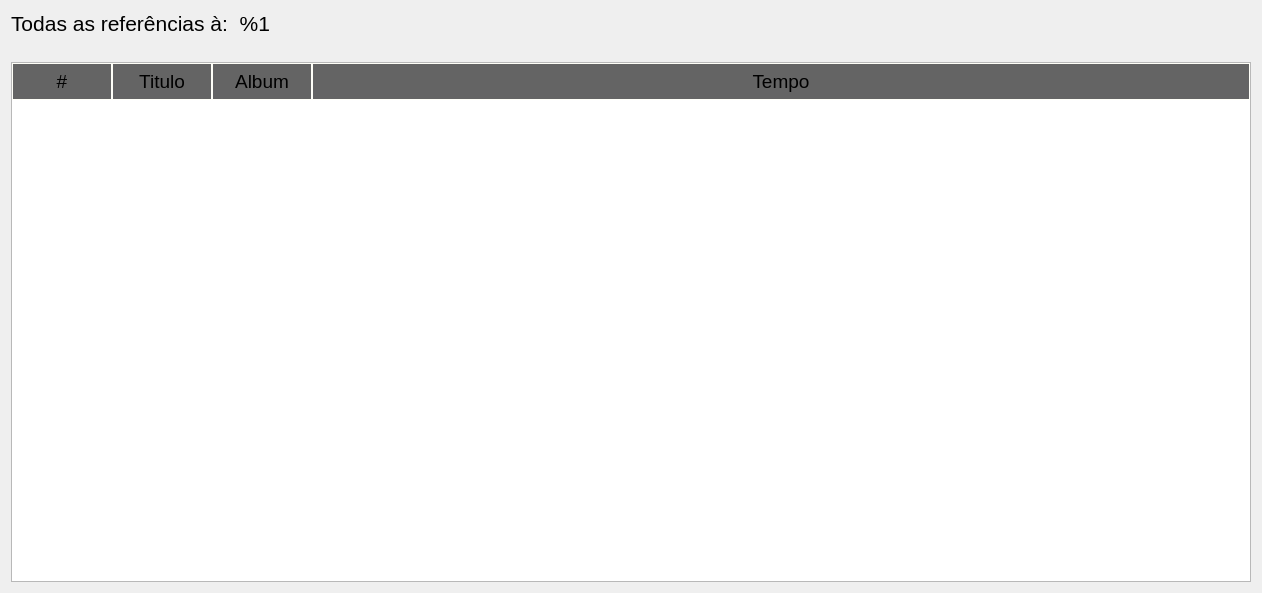
This is src/uiresultadopesquisa.ui in jailsonlinux/jpotify as Qt 5 draws it before an edit. The edited form follows.
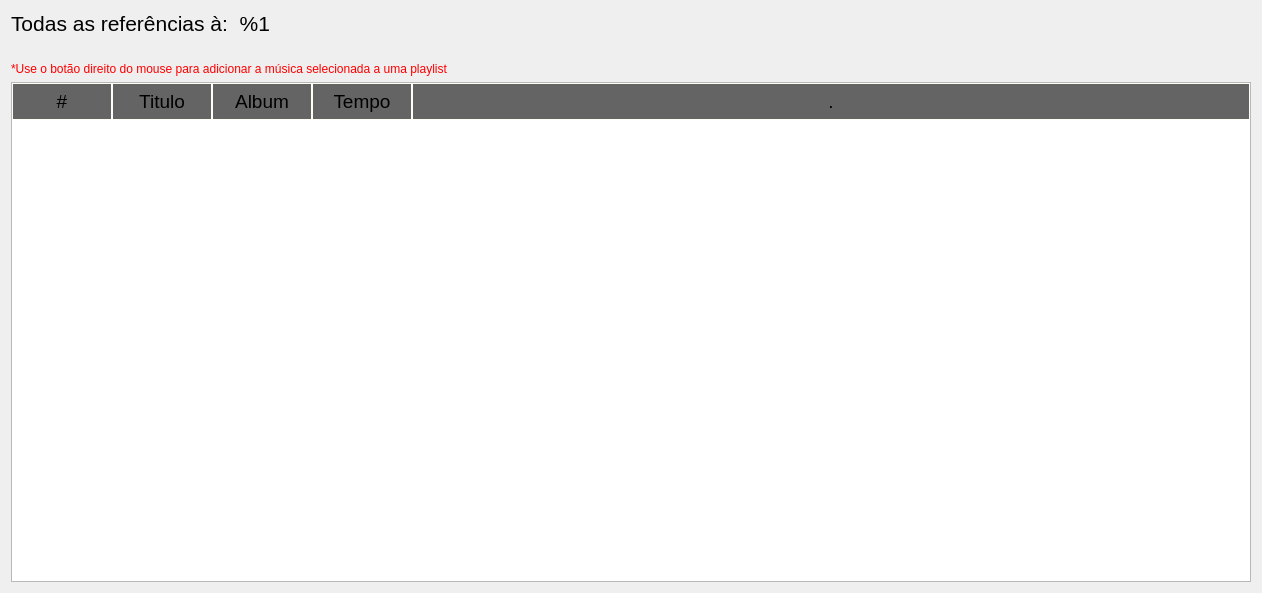
This is the edited form.

```diff
--- a/src/uiresultadopesquisa.ui
+++ b/src/uiresultadopesquisa.ui
@@ -42,6 +42,16 @@
      </property>
     </spacer>
    </item>
+   <item>
+    <widget class="QLabel" name="label">
+     <property name="styleSheet">
+      <string notr="true">color:red</string>
+     </property>
+     <property name="text">
+      <string>*Use o botão direito do mouse para adicionar a música selecionada a uma playlist</string>
+     </property>
+    </widget>
+   </item>
    <item>
     <widget class="QTableWidget" name="tabelaResultados">
      <property name="autoFillBackground">
@@ -164,6 +174,11 @@
        </font>
       </property>
      </column>
+     <column>
+      <property name="text">
+       <string>.</string>
+      </property>
+     </column>
     </widget>
    </item>
   </layout>
```
Left out of the diff: 3 changed lines with no effect on the pictures.
